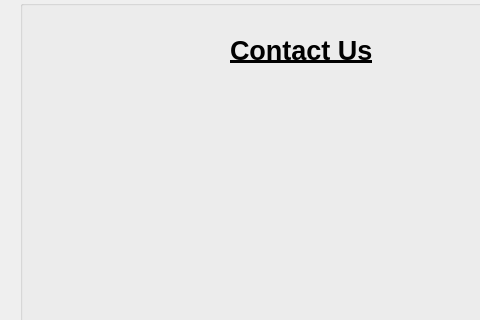
Before: the Qt Designer form QT_2DGraphicsModeler/contactus.ui in campjake/2D-Graphics-Modeler, drawn with Qt 5; both pictures show x 0 to 480 and y 0 to 320 of the 649 by 490 pixel window.
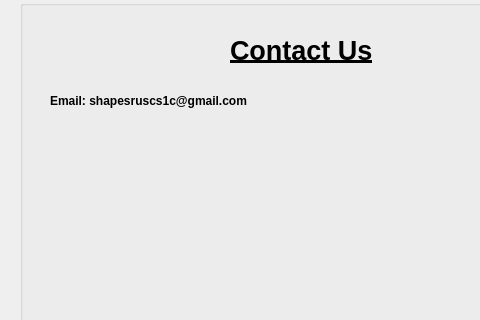
After: the same form once the commit is applied.

What changed in the file:
```diff
--- a/QT_2DGraphicsModeler/contactus.ui
+++ b/QT_2DGraphicsModeler/contactus.ui
@@ -59,6 +59,24 @@
      <string>Contact Us</string>
     </property>
    </widget>
+   <widget class="QLabel" name="label_2">
+    <property name="geometry">
+     <rect>
+      <x>30</x>
+      <y>80</y>
+      <width>261</width>
+      <height>41</height>
+     </rect>
+    </property>
+    <property name="font">
+     <font>
+      <bold>true</bold>
+     </font>
+    </property>
+    <property name="text">
+     <string>Email: shapesruscs1c@gmail.com</string>
+    </property>
+   </widget>
   </widget>
  </widget>
  <resources/>
```
